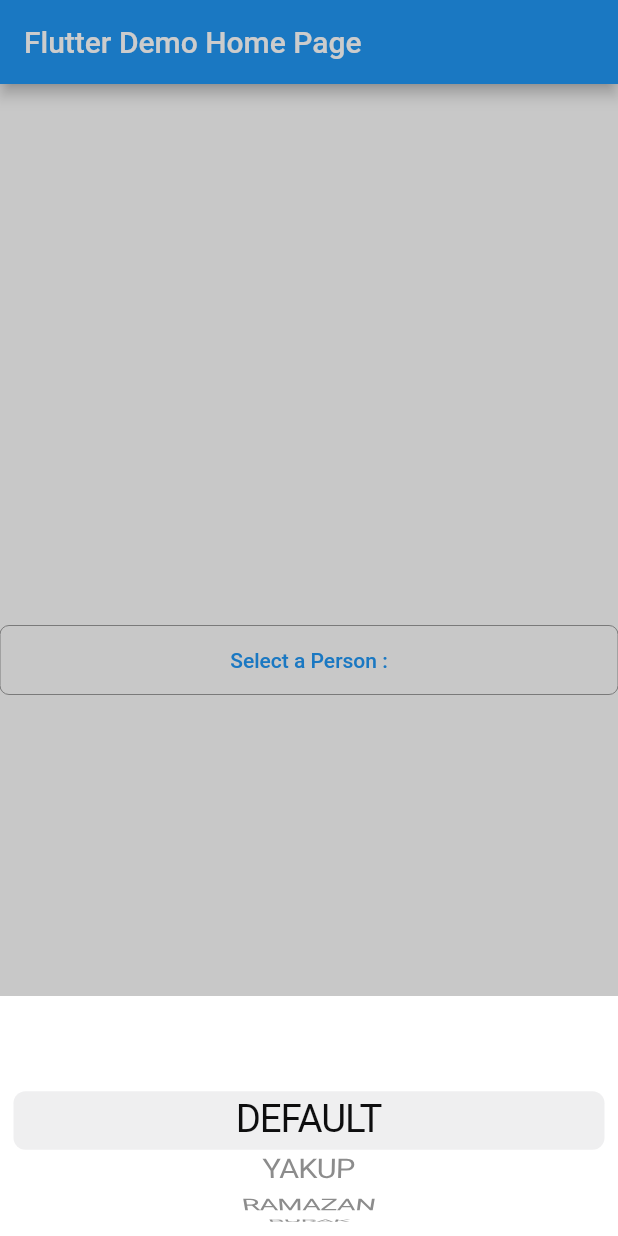
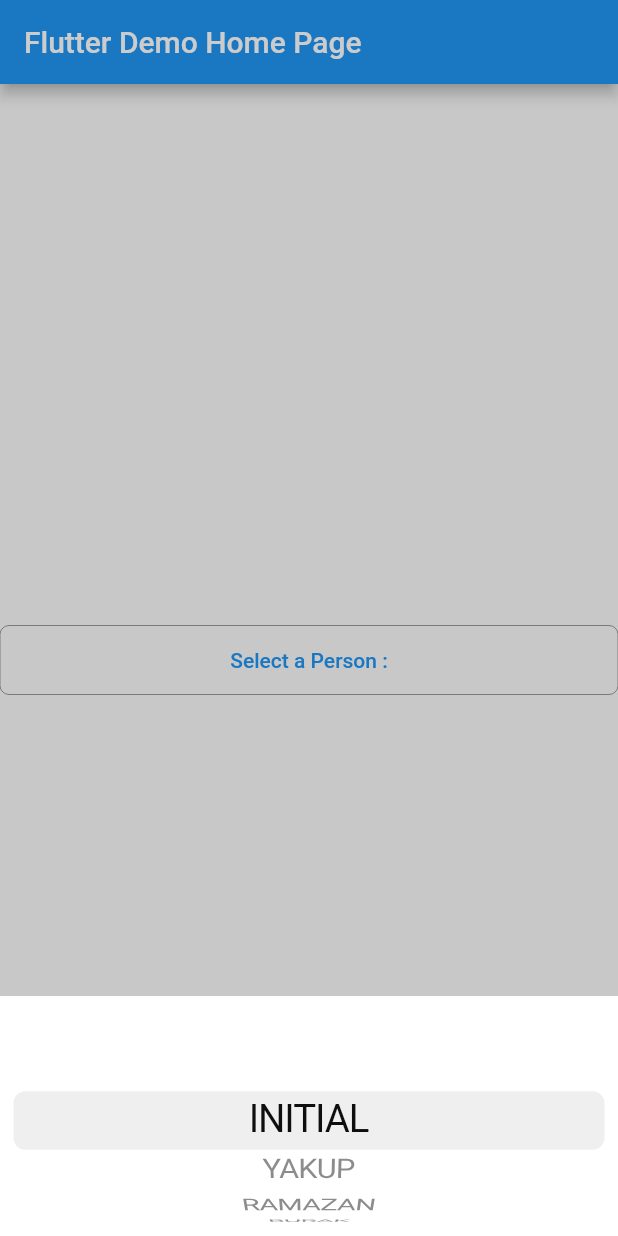
Before and after one commit to yakupbaser/dropdown_cupertino, a Flutter app: the screen it shows after launch, after a tap on "Select a Person :", on a phone screen of 412 x 824 dp. Run offline on Flutter 3.47's test engine with Material 2 defaults, Android fonts, the phone set to English and light mode, and no system bars.

Commit message:
min update.

```diff
--- a/example/lib/main.dart
+++ b/example/lib/main.dart
@@ -27,7 +27,7 @@ enum Person {
 }
 
 Map<Person?, String> personMap = {
-  null: "DEFAULT",
+  null: "INITIAL",
   Person.yakup: "YAKUP",
   Person.ramazan: "RAMAZAN",
   Person.burak: "BURAK"
```
Also changed, not shown: 1 other file.
